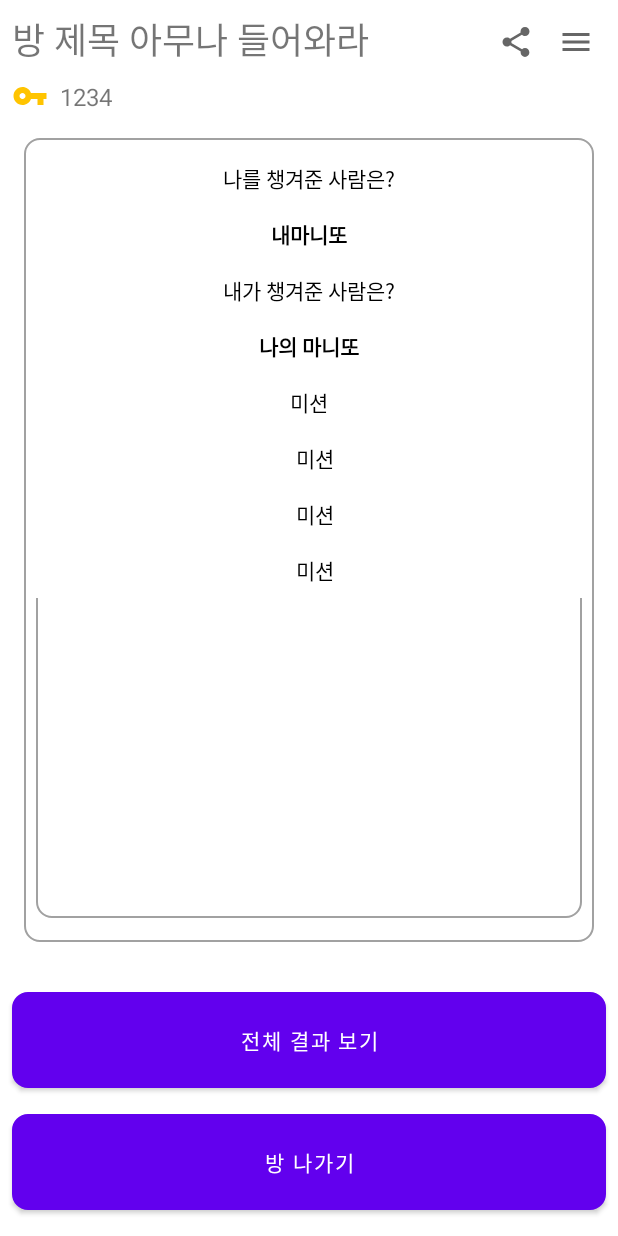
After one commit to instructor-set/manito, an Android app: the layout activity_finish.xml on its own in the app's theme, with its tools: preview values and no code run, on a phone screen of 412 x 824 dp. The commit adds this screen. Run offline under Robolectric (Android 15) with nearby library versions, the phone set to English and light mode, and no system bars.

Commit message:
마니또 끝났을 때 화면 레이아웃

```diff
--- /dev/null
+++ b/app/src/main/res/layout/activity_finish.xml
@@ -0,0 +1,232 @@
+<?xml version="1.0" encoding="utf-8"?>
+<androidx.drawerlayout.widget.DrawerLayout xmlns:android="http://schemas.android.com/apk/res/android"
+    xmlns:app="http://schemas.android.com/apk/res-auto"
+    xmlns:tools="http://schemas.android.com/tools"
+    android:id="@+id/drawerLayout"
+    android:layout_width="match_parent"
+    android:layout_height="match_parent"
+    tools:context=".RoomActivity"
+    tools:ignore="ContentDescription, SpUsage">
+
+    <androidx.constraintlayout.widget.ConstraintLayout
+        android:layout_width="match_parent"
+        android:layout_height="match_parent">
+
+
+        <androidx.constraintlayout.widget.ConstraintLayout
+            android:id="@+id/finishConstraint1"
+            android:layout_width="0dp"
+            android:layout_height="wrap_content"
+            app:layout_constraintEnd_toEndOf="parent"
+            app:layout_constraintStart_toStartOf="parent"
+            app:layout_constraintTop_toTopOf="parent">
+
+            <ImageButton
+                android:id="@+id/shareButton"
+                android:layout_width="40dp"
+                android:layout_height="40dp"
+                android:background="@null"
+                app:layout_constraintEnd_toStartOf="@+id/menuButton"
+                app:layout_constraintTop_toTopOf="@+id/menuButton"
+                app:srcCompat="@drawable/ic_baseline_share_24"
+                tools:ignore="SpeakableTextPresentCheck" />
+
+            <ImageButton
+                android:id="@+id/menuButton"
+                android:layout_width="40dp"
+                android:layout_height="40dp"
+                android:layout_marginTop="8dp"
+                android:layout_marginEnd="8dp"
+                android:background="@null"
+                app:layout_constraintEnd_toEndOf="parent"
+                app:layout_constraintTop_toTopOf="parent"
+                app:srcCompat="@drawable/ic_baseline_menu_24" />
+
+            <TextView
+                android:id="@+id/titleText"
+                android:layout_width="wrap_content"
+                android:layout_height="wrap_content"
+                android:layout_marginStart="8dp"
+                android:layout_marginTop="8dp"
+                android:textSize="24sp"
+                app:layout_constraintStart_toStartOf="parent"
+                app:layout_constraintTop_toTopOf="parent"
+                tools:text="방 제목 아무나 들어와라" />
+
+            <androidx.constraintlayout.widget.ConstraintLayout
+                android:layout_width="wrap_content"
+                android:layout_height="wrap_content"
+                android:layout_marginStart="8dp"
+                android:layout_marginTop="8dp"
+                app:layout_constraintStart_toStartOf="parent"
+                app:layout_constraintTop_toBottomOf="@+id/titleText">
+
+                <ImageView
+                    android:id="@+id/keyImage"
+                    android:layout_width="wrap_content"
+                    android:layout_height="wrap_content"
+                    android:contentDescription="@string/desc_key"
+                    app:layout_constraintBottom_toBottomOf="parent"
+                    app:layout_constraintStart_toStartOf="parent"
+                    app:layout_constraintTop_toTopOf="parent"
+                    app:srcCompat="@drawable/ic_baseline_vpn_key_24"
+                    app:tint="#FFC400" />
+
+                <TextView
+                    android:id="@+id/passwordText"
+                    android:layout_width="wrap_content"
+                    android:layout_height="wrap_content"
+                    android:layout_marginStart="8dp"
+                    android:textSize="16dp"
+                    app:layout_constraintBottom_toBottomOf="parent"
+                    app:layout_constraintStart_toEndOf="@+id/keyImage"
+                    app:layout_constraintTop_toTopOf="parent"
+                    tools:text="1234" />
+            </androidx.constraintlayout.widget.ConstraintLayout>
+        </androidx.constraintlayout.widget.ConstraintLayout>
+
+        <androidx.constraintlayout.widget.ConstraintLayout
+            android:id="@+id/finishConstraint2"
+            android:layout_width="0dp"
+            android:layout_height="0dp"
+            android:layout_marginStart="16dp"
+            android:layout_marginTop="16dp"
+            android:layout_marginEnd="16dp"
+            android:layout_marginBottom="16dp"
+            android:background="@drawable/view_background"
+            app:layout_constraintBottom_toTopOf="@+id/finishConstraint3"
+            app:layout_constraintEnd_toEndOf="parent"
+            app:layout_constraintStart_toStartOf="parent"
+            app:layout_constraintTop_toBottomOf="@+id/finishConstraint1">
+
+            <TextView
+                android:id="@+id/finishText1"
+                android:layout_width="wrap_content"
+                android:layout_height="wrap_content"
+                android:layout_marginTop="16dp"
+                android:text="나를 챙겨준 사람은?"
+                android:textColor="#000000"
+                app:layout_constraintEnd_toEndOf="parent"
+                app:layout_constraintStart_toStartOf="parent"
+                app:layout_constraintTop_toTopOf="parent" />
+
+            <TextView
+                android:id="@+id/finishText2"
+                android:layout_width="wrap_content"
+                android:layout_height="wrap_content"
+                android:layout_marginTop="16dp"
+                android:text="내마니또"
+                android:textColor="#000000"
+                android:textStyle="bold"
+                app:layout_constraintEnd_toEndOf="parent"
+                app:layout_constraintStart_toStartOf="parent"
+                app:layout_constraintTop_toBottomOf="@id/finishText1" />
+
+            <TextView
+                android:id="@+id/finishText3"
+                android:layout_width="wrap_content"
+                android:layout_height="wrap_content"
+                android:layout_marginTop="16dp"
+                android:text="내가 챙겨준 사람은?"
+                android:textColor="#000000"
+                app:layout_constraintEnd_toEndOf="parent"
+                app:layout_constraintStart_toStartOf="parent"
+                app:layout_constraintTop_toBottomOf="@id/finishText2" />
+
+            <TextView
+                android:id="@+id/finishText4"
+                android:layout_width="wrap_content"
+                android:layout_height="wrap_content"
+                android:layout_marginTop="16dp"
+                android:text="나의 마니또"
+                android:textColor="#000000"
+                android:textStyle="bold"
+                app:layout_constraintEnd_toEndOf="parent"
+                app:layout_constraintStart_toStartOf="parent"
+                app:layout_constraintTop_toBottomOf="@id/finishText3" />
+
+            <TextView
+                android:id="@+id/finishText5"
+                android:layout_width="wrap_content"
+                android:layout_height="wrap_content"
+                android:layout_marginTop="16dp"
+                android:text="미션"
+                android:textColor="#000000"
+                app:layout_constraintEnd_toEndOf="parent"
+                app:layout_constraintStart_toStartOf="parent"
+                app:layout_constraintTop_toBottomOf="@id/finishText4" />
+
+            <androidx.recyclerview.widget.RecyclerView
+                android:id="@+id/missionRecycler"
+                android:layout_width="0dp"
+                android:layout_height="0dp"
+                android:layout_marginStart="8dp"
+                android:layout_marginTop="8dp"
+                android:layout_marginEnd="8dp"
+                android:layout_marginBottom="16dp"
+                android:background="@drawable/view_background"
+                app:layoutManager="androidx.recyclerview.widget.LinearLayoutManager"
+                app:layout_constraintBottom_toBottomOf="parent"
+                app:layout_constraintEnd_toEndOf="parent"
+                app:layout_constraintStart_toStartOf="parent"
+                app:layout_constraintTop_toBottomOf="@+id/finishText5"
+                tools:listitem="@layout/layout_mission" />
+
+
+        </androidx.constraintlayout.widget.ConstraintLayout>
+
+        <androidx.constraintlayout.widget.ConstraintLayout
+            android:layout_width="0dp"
+            android:layout_height="180dp"
+            android:id="@+id/finishConstraint3"
+            app:layout_constraintTop_toBottomOf="@+id/finishConstraint2"
+            app:layout_constraintStart_toStartOf="parent"
+            app:layout_constraintEnd_toEndOf="parent"
+            app:layout_constraintBottom_toBottomOf="parent"
+            >
+
+
+            <Button
+                android:id="@+id/finishShowAllButton"
+                android:layout_width="0dp"
+                android:layout_height="64dp"
+                android:layout_marginStart="8dp"
+                android:layout_marginTop="8dp"
+                android:layout_marginEnd="8dp"
+                android:background="@drawable/view_background"
+                android:text="전체 결과 보기"
+                app:layout_constraintEnd_toEndOf="parent"
+                app:layout_constraintStart_toStartOf="parent"
+                app:layout_constraintTop_toTopOf="parent"
+                app:layout_constraintBottom_toTopOf="@+id/finishExitButton"
+                tools:visibility="visible" />
+            <Button
+                android:id="@+id/finishExitButton"
+                android:layout_width="0dp"
+                android:layout_height="64dp"
+                android:layout_marginStart="8dp"
+                android:layout_marginEnd="8dp"
+                android:layout_marginTop="8dp"
+                android:layout_marginBottom="8dp"
+                android:background="@drawable/view_background"
+                android:text="방 나가기"
+                app:layout_constraintBottom_toBottomOf="parent"
+                app:layout_constraintTop_toBottomOf="@id/finishShowAllButton"
+                app:layout_constraintStart_toStartOf="parent"
+                app:layout_constraintEnd_toEndOf="parent"
+                android:visibility="visible"/>
+
+
+
+        </androidx.constraintlayout.widget.ConstraintLayout>
+    </androidx.constraintlayout.widget.ConstraintLayout>
+
+    <com.google.android.material.navigation.NavigationView
+        android:id="@+id/drawerView"
+        android:layout_width="wrap_content"
+        android:layout_height="match_parent"
+        android:layout_gravity="end"
+        app:menu="@menu/drawer_room" />
+
+
+</androidx.drawerlayout.widget.DrawerLayout>
--- /dev/null
+++ b/app/src/main/res/layout/layout_mission.xml
@@ -0,0 +1,26 @@
+<?xml version="1.0" encoding="utf-8"?>
+<androidx.constraintlayout.widget.ConstraintLayout xmlns:android="http://schemas.android.com/apk/res/android"
+    xmlns:app="http://schemas.android.com/apk/res-auto"
+    xmlns:tools="http://schemas.android.com/tools"
+    android:layout_width="match_parent"
+    android:layout_height="wrap_content"
+    android:background="#FFFFFF">
+\
+
+    <TextView
+        android:id="@+id/cellMissionText"
+        android:layout_width="0dp"
+        android:layout_height="wrap_content"
+        android:layout_marginStart="8dp"
+        android:layout_marginTop="8dp"
+        android:layout_marginBottom="8dp"
+        android:text="미션"
+        android:textAlignment="center"
+        android:textColor="#000000"
+        app:layout_constraintBottom_toBottomOf="parent"
+        app:layout_constraintEnd_toEndOf="parent"
+        app:layout_constraintStart_toStartOf="parent"
+        app:layout_constraintTop_toTopOf="parent" />
+
+
+</androidx.constraintlayout.widget.ConstraintLayout>
```
Also changed, not shown: app/src/main/AndroidManifest.xml (+9 -2 lines), app/src/main/java/com/instructor/manito/FinishActivity.kt (added, +11 -0 lines), app/src/main/java/com/instructor/manito/MainMyRoomAdapter.kt (+1 -1 lines), app/src/main/java/com/instructor/manito/ShowAllActivity.kt (added, +11 -0 lines), app/src/main/res/drawable-anydpi/ic_arrow.xml (added, +11 -0 lines), app/src/main/res/layout/activity_show_all.xml (added, +186 -0 lines), app/src/main/res/layout/cell_result.xml (added, +58 -0 lines), app/src/main/res/drawable-hdpi/ic_arrow.png (added), app/src/main/res/drawable-mdpi/ic_arrow.png (added), app/src/main/res/drawable-xhdpi/ic_arrow.png (added), app/src/main/res/drawable-xxhdpi/ic_arrow.png (added).
